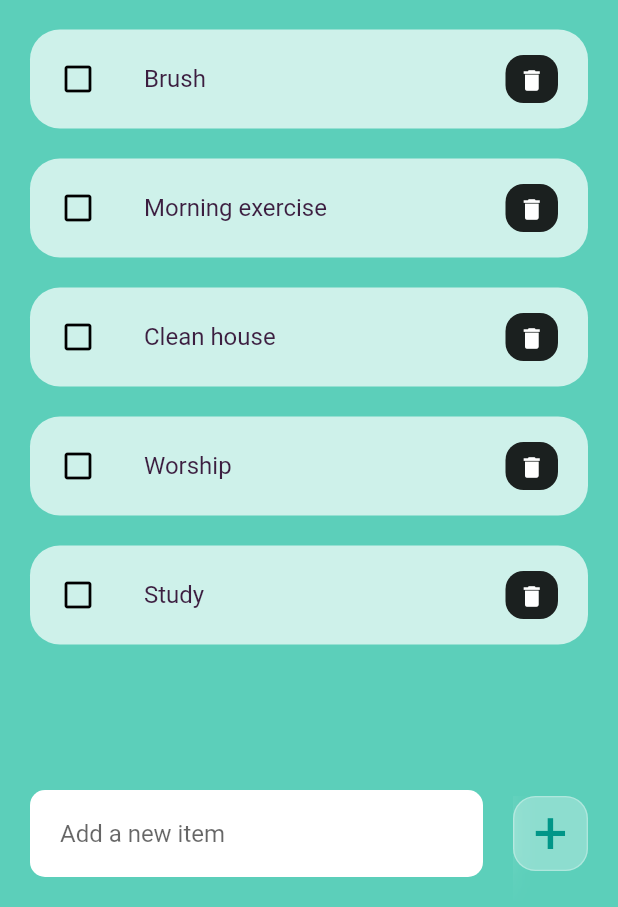
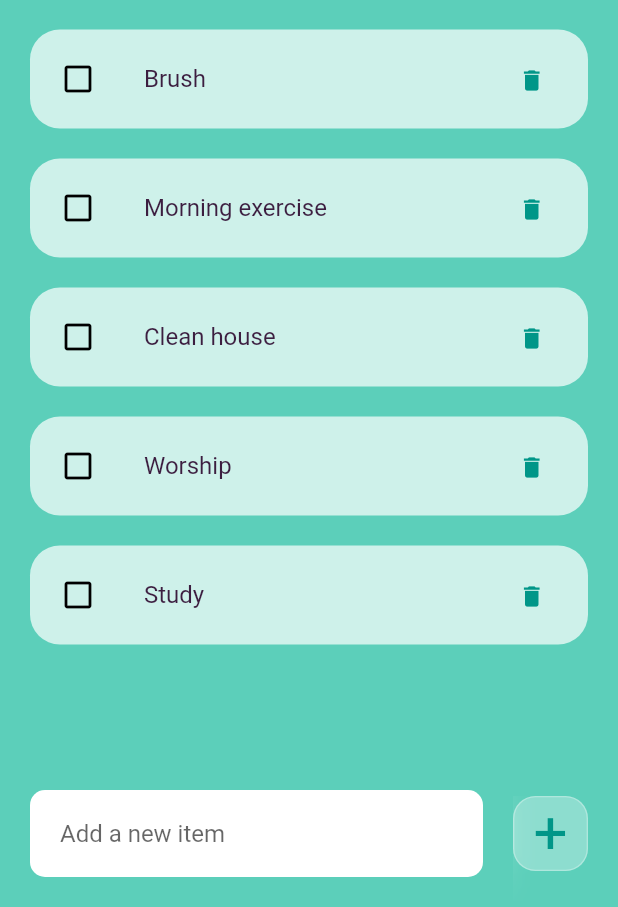
Before and after one commit to tarushi0503/todo_app, a Flutter app: the screen it shows after launch, on a phone screen of 412 x 824 dp, the part 329-1236 px from its top. Run offline on Flutter 3.47's test engine with Material 2 defaults, Android fonts, the phone set to English and light mode, and no system bars.

Commit message:
Improved UI of delete button.

```diff
--- a/lib/widgets/todo_item.dart
+++ b/lib/widgets/todo_item.dart
@@ -25,7 +25,8 @@ class ToDoItem extends StatelessWidget {
           },
           shape:
               RoundedRectangleBorder(borderRadius: BorderRadius.circular(20)),
-          contentPadding: const EdgeInsets.symmetric(horizontal: 20, vertical: 5),
+          contentPadding:
+              const EdgeInsets.symmetric(horizontal: 20, vertical: 5),
           tileColor: Colors.white70,
           leading: Icon(
             todo.isDone ? Icons.check_box : Icons.check_box_outline_blank,
@@ -45,11 +46,11 @@ class ToDoItem extends StatelessWidget {
             height: 35,
             width: 35,
             decoration: BoxDecoration(
-              color: Colors.black87,
+              //color: Colors.black87,
               borderRadius: BorderRadius.circular(12),
             ),
             child: IconButton(
-              color: Colors.white,
+              color: Colors.teal,
               iconSize: 18,
               icon: const Icon(Icons.delete),
               onPressed: () {
```
